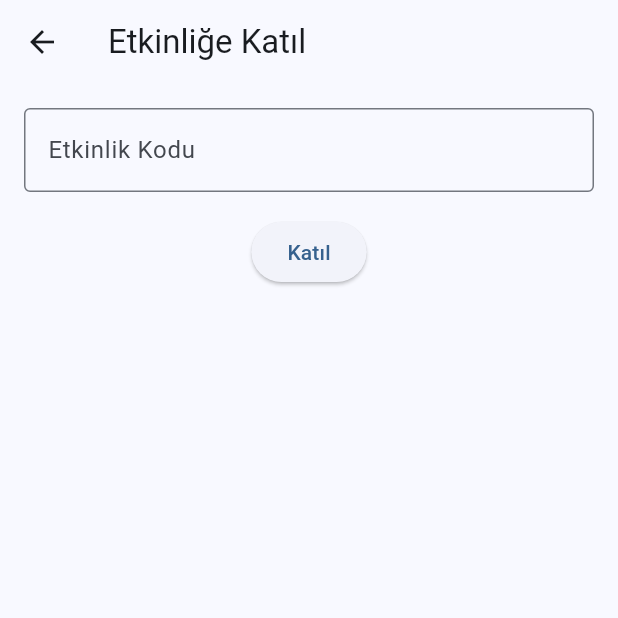
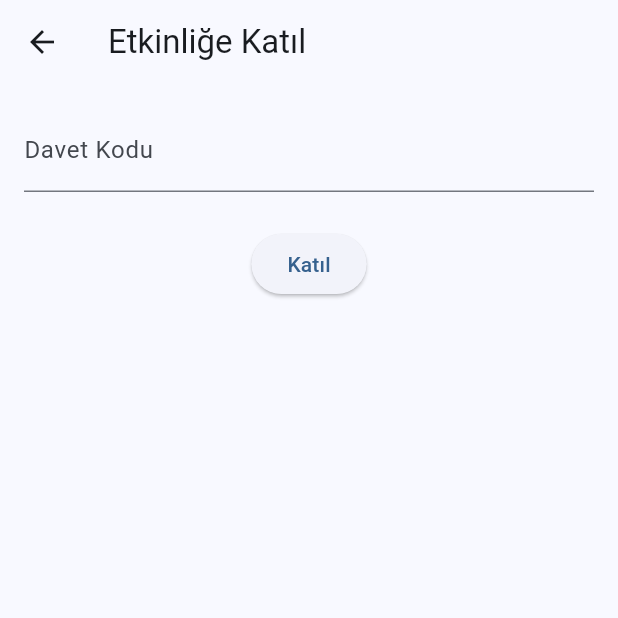
Before and after one commit to ysntopbas/home_eco, a Flutter app: the screen it shows after launch, after a tap on "Etkinliğe Katıl", on a phone screen of 412 x 824 dp, the top half of it. Run offline on Flutter 3.47's test engine with Material 3 defaults, Android fonts, the light colour scheme and no system bars; our stand-ins replace cloud_firestore, firebase_core, shared_preferences; accounts and stored records are empty.

Commit message:
Enhance event management with separate created and joined events sections

```diff
--- a/lib/main.dart
+++ b/lib/main.dart
@@ -45,15 +45,16 @@ class HomeScreen extends StatefulWidget {
 class _HomeScreenState extends State<HomeScreen> {
   final FirebaseService _firebaseService = FirebaseService();
   List<House> _ownedHouses = [];
-  List<House> _memberHouses = []; // Üye olunan evler için yeni liste
-  List<Event> _events = [];
+  List<House> _memberHouses = [];
+  List<Event> _createdEvents = [];
+  List<Event> _joinedEvents = [];
   bool _isLoading = true;
-  String? _currentUserId; // Kullanıcı ID'sini saklayacak değişken
+  String? _currentUserId;
 
   @override
   void initState() {
     super.initState();
-    _initializeUserId(); // Kullanıcı ID'sini başlangıçta al
+    _initializeUserId();
   }
 
   Future<void> _initializeUserId() async {
@@ -75,13 +76,12 @@ class _HomeScreenState extends State<HomeScreen> {
 
   Future<void> _loadHouses() async {
     try {
-      final userId = await DeviceService.getUserId();
       final houses = await _firebaseService.getUserHouses();
       setState(() {
         _ownedHouses =
-            houses.where((house) => house.ownerId == userId).toList();
+            houses.where((house) => house.ownerId == _currentUserId).toList();
         _memberHouses =
-            houses.where((house) => house.ownerId != userId).toList();
+            houses.where((house) => house.ownerId != _currentUserId).toList();
       });
     } catch (e) {
       // Hata yönetimi
@@ -93,7 +93,12 @@ class _HomeScreenState extends State<HomeScreen> {
       final events = await _firebaseService.getUserEvents();
       if (mounted) {
         setState(() {
-          _events = events;
+          _createdEvents = events
+              .where((event) => event.creatorId == _currentUserId)
+              .toList();
+          _joinedEvents = events
+              .where((event) => event.creatorId != _currentUserId)
+              .toList();
         });
       }
     } catch (e) {
@@ -304,7 +309,8 @@ class _HomeScreenState extends State<HomeScreen> {
                         HomeCard(
                           title: 'Ev Oluştur',
                           icon: Icons.home_outlined,
-                          onTap: _ownedHouses.isNotEmpty
+                          onTap: (_ownedHouses.isNotEmpty ||
+                                  _memberHouses.isNotEmpty)
                               ? null
                               : () {
                                   Navigator.push(
@@ -315,12 +321,14 @@ class _HomeScreenState extends State<HomeScreen> {
                                     ),
                                   ).then((_) => _loadHouses());
                                 },
-                          isDisabled: _ownedHouses.isNotEmpty,
+                          isDisabled: _ownedHouses.isNotEmpty ||
+                              _memberHouses.isNotEmpty,
                         ),
                         HomeCard(
                           title: 'Eve Katıl',
                           icon: Icons.group_add,
-                          onTap: _ownedHouses.isNotEmpty
+                          onTap: (_ownedHouses.isNotEmpty ||
+                                  _memberHouses.isNotEmpty)
                               ? null
                               : () {
                                   Navigator.push(
@@ -331,7 +339,8 @@ class _HomeScreenState extends State<HomeScreen> {
                                     ),
                                   ).then((_) => _loadHouses());
                                 },
-                          isDisabled: _ownedHouses.isNotEmpty,
+                          isDisabled: _ownedHouses.isNotEmpty ||
+                              _memberHouses.isNotEmpty,
                         ),
                         HomeCard(
                           title: 'Etkinlik Oluştur',
@@ -359,12 +368,12 @@ class _HomeScreenState extends State<HomeScreen> {
                         ),
                       ],
                     ),
-                    if (_events.isNotEmpty) ...[
+                    if (_createdEvents.isNotEmpty) ...[
                       const SizedBox(height: 24),
                       ExpansionTile(
                         leading: const Icon(Icons.event, size: 28),
                         title: const Text(
-                          'Etkinliklerim',
+                          'Oluşturduğum Etkinlikler',
                           style: TextStyle(
                             fontSize: 20,
                             fontWeight: FontWeight.bold,
@@ -374,9 +383,9 @@ class _HomeScreenState extends State<HomeScreen> {
                           ListView.builder(
                             shrinkWrap: true,
                             physics: const NeverScrollableScrollPhysics(),
-                            itemCount: _events.length,
+                            itemCount: _createdEvents.length,
                             itemBuilder: (context, index) {
-                              final event = _events[index];
+                              final event = _createdEvents[index];
                               final formattedDate =
                                   DateFormat('dd/MM/yyyy').format(event.date);
                               return Card(
@@ -405,8 +414,6 @@ class _HomeScreenState extends State<HomeScreen> {
                                             _showInviteCode(event.inviteCode),
                                         tooltip: 'Davet Kodu',
                                       ),
-                                      if (_currentUserId != null &&
-                                          event.creatorId == _currentUserId)
                                       IconButton(
                                         icon: const Icon(Icons.delete,
                                             color: Colors.red),
@@ -415,6 +422,50 @@ class _HomeScreenState extends State<HomeScreen> {
                                         tooltip: 'Etkinliği Sil',
                                       ),
                                     ],
+                                  ),
+                                ),
+                              );
+                            },
+                          ),
+                        ],
+                      ),
+                    ],
+                    if (_joinedEvents.isNotEmpty) ...[
+                      const SizedBox(height: 24),
+                      ExpansionTile(
+                        leading: const Icon(Icons.event_note, size: 28),
+                        title: const Text(
+                          'Katıldığım Etkinlikler',
+                          style: TextStyle(
+                            fontSize: 20,
+                            fontWeight: FontWeight.bold,
+                          ),
+                        ),
+                        children: [
+                          ListView.builder(
+                            shrinkWrap: true,
+                            physics: const NeverScrollableScrollPhysics(),
+                            itemCount: _joinedEvents.length,
+                            itemBuilder: (context, index) {
+                              final event = _joinedEvents[index];
+                              final formattedDate =
+                                  DateFormat('dd/MM/yyyy').format(event.date);
+                              return Card(
+                                child: ListTile(
+                                  title: Text(event.title),
+                                  subtitle: Column(
+                                    crossAxisAlignment:
+                                        CrossAxisAlignment.start,
+                                    children: [
+                                      Text('Tarih: $formattedDate'),
+                                      Text('Oluşturan: ${event.creatorName}'),
+                                    ],
+                                  ),
+                                  trailing: IconButton(
+                                    icon: const Icon(Icons.people),
+                                    onPressed: () =>
+                                        _showEventParticipants(event),
+                                    tooltip: 'Katılımcılar',
                                   ),
                                 ),
                               );
--- a/lib/screens/join_event_screen.dart
+++ b/lib/screens/join_event_screen.dart
@@ -1,4 +1,5 @@
 import 'package:flutter/material.dart';
+import '../services/firebase_service.dart';
 
 class JoinEventScreen extends StatefulWidget {
   const JoinEventScreen({super.key});
@@ -26,21 +27,33 @@ class _JoinEventScreenState extends State<JoinEventScreen> {
               TextFormField(
                 controller: _codeController,
                 decoration: const InputDecoration(
-                  labelText: 'Etkinlik Kodu',
-                  border: OutlineInputBorder(),
+                  labelText: 'Davet Kodu',
+                  hintText: 'Etkinlik davet kodunu girin',
                 ),
                 validator: (value) {
                   if (value == null || value.isEmpty) {
-                    return 'Lütfen etkinlik kodunu giriniz';
+                    return 'Lütfen davet kodunu girin';
                   }
                   return null;
                 },
               ),
-              const SizedBox(height: 16),
+              const SizedBox(height: 24),
               ElevatedButton(
-                onPressed: () {
+                onPressed: () async {
                   if (_formKey.currentState!.validate()) {
-                    // TODO: Etkinliğe katılma işlemi
+                    try {
+                      final firebaseService = FirebaseService();
+                      await firebaseService.joinEvent(_codeController.text);
+                      if (mounted) {
+                        Navigator.of(context).pop();
+                      }
+                    } catch (e) {
+                      if (mounted) {
+                        ScaffoldMessenger.of(context).showSnackBar(
+                          SnackBar(content: Text(e.toString())),
+                        );
+                      }
+                    }
                   }
                 },
                 child: const Text('Katıl'),
```
Lines whose indentation alone changed are shown as unchanged.
